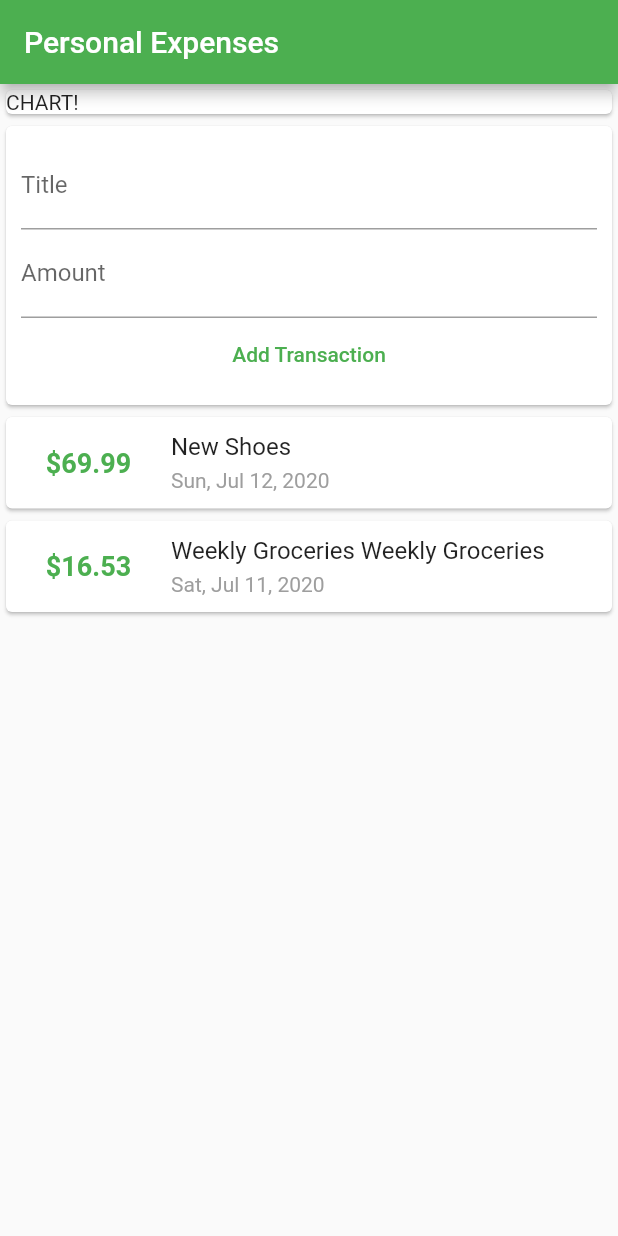
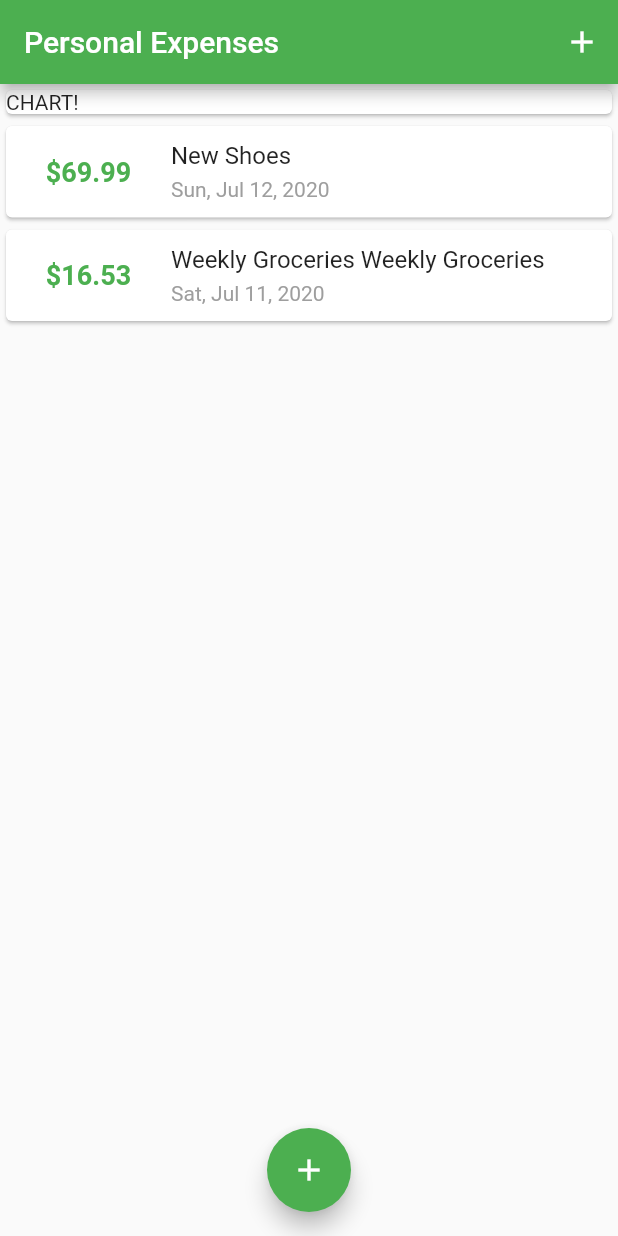
Before and after one commit to zallek/flutter-course-personal-expenses, a Flutter app: the screen it shows after launch, on a phone screen of 412 x 824 dp. Run offline on Flutter 3.47's test engine with Material 2 defaults, Android fonts, the phone set to English and light mode, and no system bars.

```diff
--- a/lib/main.dart
+++ b/lib/main.dart
@@ -1,7 +1,9 @@
 import 'package:flutter/material.dart';
 
+import 'models/transaction.dart';
 import 'widgets/transaction_chart.dart';
-import 'widgets/user_transactions.dart';
+import 'widgets/transaction_form.dart';
+import 'widgets/transaction_list.dart';
 
 void main() => runApp(MyApp());
 
@@ -15,13 +17,65 @@ class MyApp extends StatelessWidget {
   }
 }
 
-class MyHomePage extends StatelessWidget {
+class MyHomePage extends StatefulWidget {
+  @override
+  _MyHomePageState createState() => _MyHomePageState();
+}
+
+class _MyHomePageState extends State<MyHomePage> {
+  final List<Transaction> userTransactions = [
+    Transaction(
+      id: 't1',
+      title: 'New Shoes',
+      amount: 69.99,
+      date: DateTime.now(),
+    ),
+    Transaction(
+      id: 't2',
+      title: 'Weekly Groceries Weekly Groceries',
+      amount: 16.53,
+      date: DateTime.now().subtract(Duration(days: 1)),
+    ),
+  ];
+
+  void _addTransaction(String title, double amount) {
+    final newTx = Transaction(
+      id: DateTime.now().toString(),
+      title: title,
+      amount: amount,
+      date: DateTime.now(),
+    );
+    setState(() {
+      userTransactions.add(newTx);
+    });
+  }
+
+  void _showTransactionForm(BuildContext context) {
+    showModalBottomSheet(
+      context: context,
+      builder: (_) {
+        return TransactionForm(
+          onAdd: (String title, double amount) {
+            _addTransaction(title, amount);
+            Navigator.of(context).pop();
+          },
+        );
+      },
+    );
+  }
+
   @override
   Widget build(BuildContext context) {
     return Scaffold(
       appBar: AppBar(
         title: Text('Personal Expenses'),
         backgroundColor: Colors.green,
+        actions: <Widget>[
+          IconButton(
+            icon: Icon(Icons.add),
+            onPressed: () => _showTransactionForm(context),
+          ),
+        ],
       ),
       body: SingleChildScrollView(
         child: Column(
@@ -30,10 +84,18 @@ class MyHomePage extends StatelessWidget {
               child: TransactionChart(),
               width: double.infinity,
             ),
-            UserTransactions(),
+            TransactionList(
+              transactions: userTransactions,
+            )
           ],
         ),
       ),
+      floatingActionButton: FloatingActionButton(
+        child: Icon(Icons.add),
+        onPressed: () => _showTransactionForm(context),
+        backgroundColor: Colors.green,
+      ),
+      floatingActionButtonLocation: FloatingActionButtonLocation.centerFloat,
     );
   }
 }
--- a/lib/widgets/user_transactions.dart
+++ /dev/null
@@ -1,53 +0,0 @@
-import 'package:flutter/material.dart';
-import 'package:personal_expenses/models/transaction.dart';
-
-import 'transaction_form.dart';
-import 'transaction_list.dart';
-
-class UserTransactions extends StatefulWidget {
-  @override
-  _UserTransactionsState createState() => _UserTransactionsState();
-}
-
-class _UserTransactionsState extends State<UserTransactions> {
-  final List<Transaction> userTransactions = [
-    Transaction(
-      id: 't1',
-      title: 'New Shoes',
-      amount: 69.99,
-      date: DateTime.now(),
-    ),
-    Transaction(
-      id: 't2',
-      title: 'Weekly Groceries Weekly Groceries',
-      amount: 16.53,
-      date: DateTime.now().subtract(Duration(days: 1)),
-    ),
-  ];
-
-  void _addTransaction(String title, double amount) {
-    final newTx = Transaction(
-      id: DateTime.now().toString(),
-      title: title,
-      amount: amount,
-      date: DateTime.now(),
-    );
-    setState(() {
-      userTransactions.add(newTx);
-    });
-  }
-
-  @override
-  Widget build(BuildContext context) {
-    return Column(
-      children: <Widget>[
-        TransactionForm(
-          onAdd: _addTransaction,
-        ),
-        TransactionList(
-          transactions: userTransactions,
-        ),
-      ],
-    );
-  }
-}
```
Also changed, not shown: lib/widgets/transaction_form.dart (+21 -14 lines).
